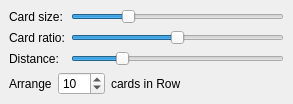
First picture: the form in src/bin/scenarist-desktop/UserInterfaceLayer/Scenario/ScenarioCards/CardsResizer.ui, repository dimkanovikov/KITScenarist, before the edit.
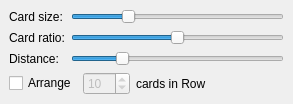
Second picture: the form after the edit.

Commit message: Implement loading cards from script and reordering refs #55

The edit to the form file:
```diff
--- a/src/bin/scenarist-desktop/UserInterfaceLayer/Scenario/ScenarioCards/CardsResizer.ui
+++ b/src/bin/scenarist-desktop/UserInterfaceLayer/Scenario/ScenarioCards/CardsResizer.ui
@@ -58,7 +58,7 @@
       <number>6</number>
      </property>
      <item>
-      <widget class="QLabel" name="label_3">
+      <widget class="QCheckBox" name="arrangeCards">
        <property name="text">
         <string>Arrange</string>
        </property>
@@ -66,6 +66,9 @@
      </item>
      <item>
       <widget class="QSpinBox" name="cardsInLine">
+       <property name="enabled">
+        <bool>false</bool>
+       </property>
        <property name="maximum">
         <number>100</number>
        </property>
```
The commit also changes 19 other files.
